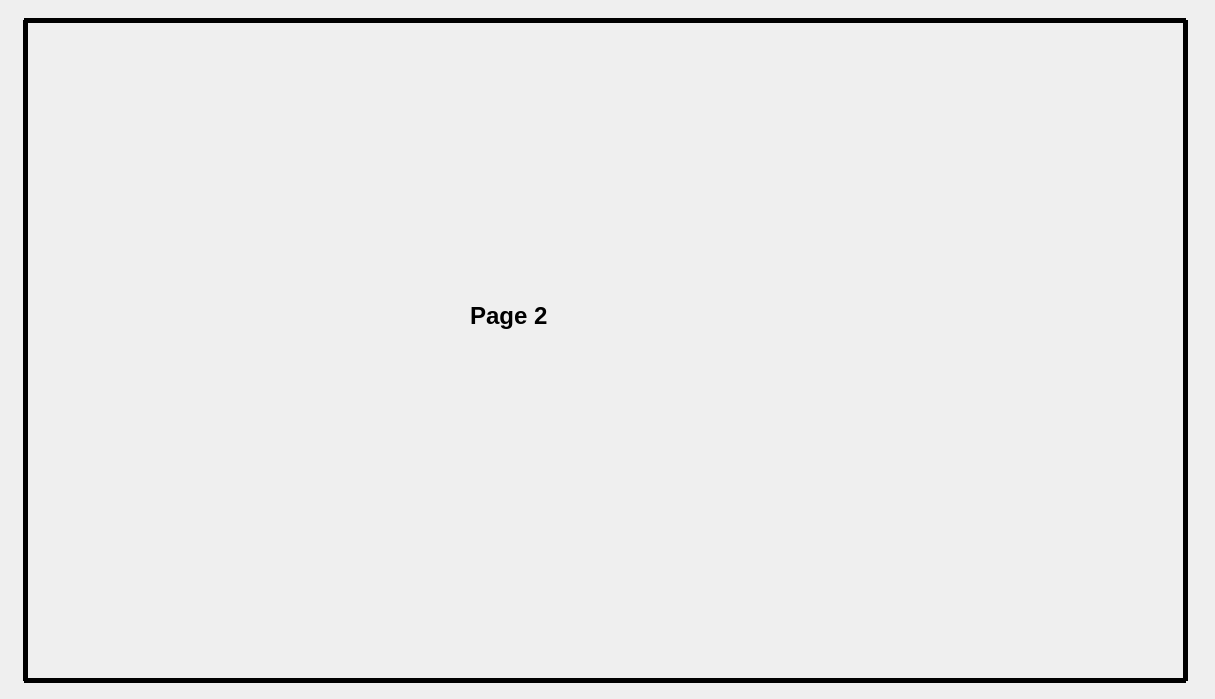
First picture: the form in UI/TimeTrackSuite/form.ui, repository VishalRashmika/time-track-suite, before the edit.
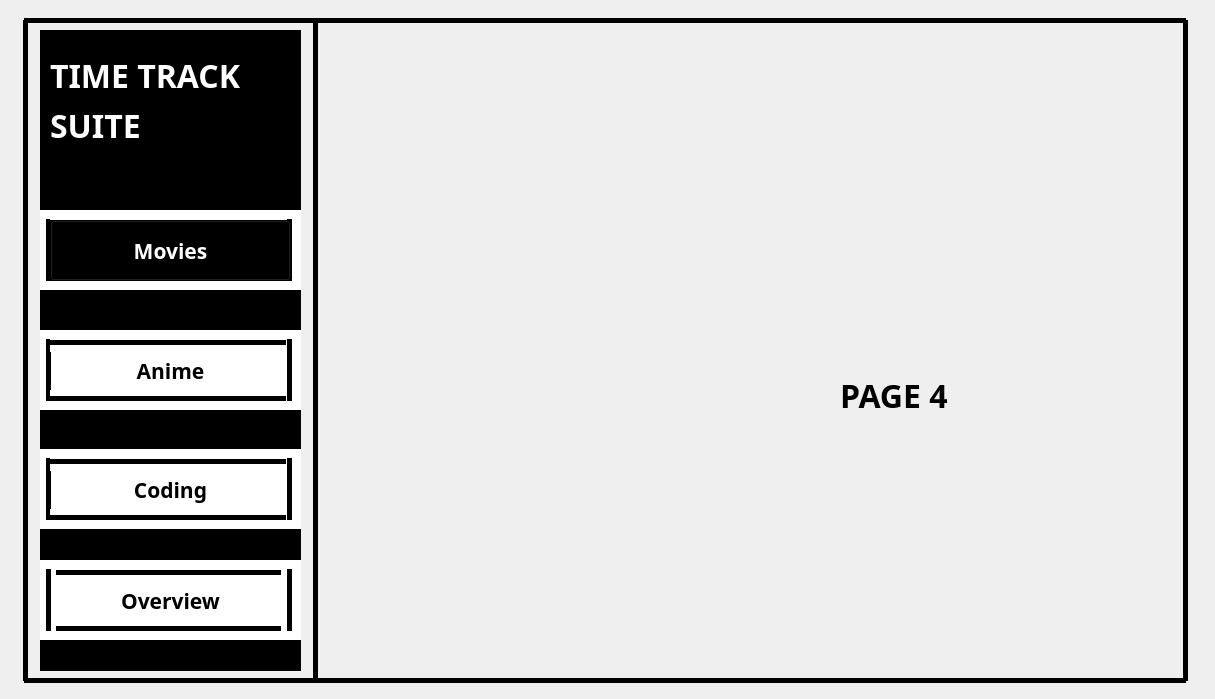
Second picture: the form after the edit. The open tabs and pages were chosen to show the change. Icons and pictures are not drawn.

Patch:
```diff
--- a/UI/TimeTrackSuite/form.ui
+++ b/UI/TimeTrackSuite/form.ui
@@ -601,25 +601,6 @@
     </widget>
    </widget>
    <widget class="QWidget" name="OperationsPage">
-    <widget class="QLabel" name="label_2">
-     <property name="geometry">
-      <rect>
-       <x>470</x>
-       <y>260</y>
-       <width>261</width>
-       <height>111</height>
-      </rect>
-     </property>
-     <property name="font">
-      <font>
-       <pointsize>18</pointsize>
-       <bold>true</bold>
-      </font>
-     </property>
-     <property name="text">
-      <string>Page 2</string>
-     </property>
-    </widget>
     <widget class="Line" name="line_6">
      <property name="geometry">
       <rect>
@@ -696,6 +677,724 @@
       <enum>Qt::Vertical</enum>
      </property>
     </widget>
+    <widget class="QWidget" name="widget" native="true">
+     <property name="geometry">
+      <rect>
+       <x>40</x>
+       <y>30</y>
+       <width>261</width>
+       <height>641</height>
+      </rect>
+     </property>
+     <property name="styleSheet">
+      <string notr="true">background-color: rgb(0, 0, 0);</string>
+     </property>
+     <widget class="QLabel" name="label_2">
+      <property name="geometry">
+       <rect>
+        <x>10</x>
+        <y>10</y>
+        <width>261</width>
+        <height>71</height>
+       </rect>
+      </property>
+      <property name="font">
+       <font>
+        <family>Cascadia Mono</family>
+        <pointsize>24</pointsize>
+        <bold>true</bold>
+       </font>
+      </property>
+      <property name="styleSheet">
+       <string notr="true">color: rgb(255, 255, 255);</string>
+      </property>
+      <property name="text">
+       <string>TIME TRACK</string>
+      </property>
+     </widget>
+     <widget class="QLabel" name="label_12">
+      <property name="geometry">
+       <rect>
+        <x>10</x>
+        <y>60</y>
+        <width>261</width>
+        <height>71</height>
+       </rect>
+      </property>
+      <property name="font">
+       <font>
+        <family>Cascadia Mono</family>
+        <pointsize>24</pointsize>
+        <bold>true</bold>
+       </font>
+      </property>
+      <property name="styleSheet">
+       <string notr="true">color: rgb(255, 255, 255);</string>
+      </property>
+      <property name="text">
+       <string>SUITE</string>
+      </property>
+     </widget>
+     <widget class="QWidget" name="widget_2" native="true">
+      <property name="geometry">
+       <rect>
+        <x>0</x>
+        <y>180</y>
+        <width>261</width>
+        <height>80</height>
+       </rect>
+      </property>
+      <property name="styleSheet">
+       <string notr="true">background-color: rgb(255, 255, 255);</string>
+      </property>
+      <widget class="Line" name="line_10">
+       <property name="geometry">
+        <rect>
+         <x>10</x>
+         <y>2</y>
+         <width>236</width>
+         <height>20</height>
+        </rect>
+       </property>
+       <property name="styleSheet">
+        <string notr="true">color: rgb(0, 0, 0);</string>
+       </property>
+       <property name="frameShadow">
+        <enum>QFrame::Plain</enum>
+       </property>
+       <property name="lineWidth">
+        <number>5</number>
+       </property>
+       <property name="orientation">
+        <enum>Qt::Horizontal</enum>
+       </property>
+      </widget>
+      <widget class="Line" name="line_11">
+       <property name="geometry">
+        <rect>
+         <x>10</x>
+         <y>60</y>
+         <width>236</width>
+         <height>16</height>
+        </rect>
+       </property>
+       <property name="styleSheet">
+        <string notr="true">color: rgb(0, 0, 0);</string>
+       </property>
+       <property name="frameShadow">
+        <enum>QFrame::Plain</enum>
+       </property>
+       <property name="lineWidth">
+        <number>5</number>
+       </property>
+       <property name="orientation">
+        <enum>Qt::Horizontal</enum>
+       </property>
+      </widget>
+      <widget class="Line" name="line_13">
+       <property name="geometry">
+        <rect>
+         <x>0</x>
+         <y>9</y>
+         <width>16</width>
+         <height>62</height>
+        </rect>
+       </property>
+       <property name="styleSheet">
+        <string notr="true">color: rgb(0, 0, 0);</string>
+       </property>
+       <property name="frameShadow">
+        <enum>QFrame::Plain</enum>
+       </property>
+       <property name="lineWidth">
+        <number>5</number>
+       </property>
+       <property name="orientation">
+        <enum>Qt::Vertical</enum>
+       </property>
+      </widget>
+      <widget class="Line" name="line_14">
+       <property name="geometry">
+        <rect>
+         <x>241</x>
+         <y>9</y>
+         <width>16</width>
+         <height>62</height>
+        </rect>
+       </property>
+       <property name="styleSheet">
+        <string notr="true">color: rgb(0, 0, 0);</string>
+       </property>
+       <property name="frameShadow">
+        <enum>QFrame::Plain</enum>
+       </property>
+       <property name="lineWidth">
+        <number>5</number>
+       </property>
+       <property name="orientation">
+        <enum>Qt::Vertical</enum>
+       </property>
+      </widget>
+      <widget class="QPushButton" name="btnMovies">
+       <property name="geometry">
+        <rect>
+         <x>10</x>
+         <y>10</y>
+         <width>241</width>
+         <height>61</height>
+        </rect>
+       </property>
+       <property name="font">
+        <font>
+         <family>Cascadia Code</family>
+         <pointsize>16</pointsize>
+         <bold>true</bold>
+        </font>
+       </property>
+       <property name="styleSheet">
+        <string notr="true">color: rgb(255, 255, 255);
+background-color: rgb(0, 0, 0);</string>
+       </property>
+       <property name="text">
+        <string>Movies</string>
+       </property>
+       <property name="flat">
+        <bool>false</bool>
+       </property>
+      </widget>
+      <zorder>line_14</zorder>
+      <zorder>line_13</zorder>
+      <zorder>line_10</zorder>
+      <zorder>line_11</zorder>
+      <zorder>btnMovies</zorder>
+     </widget>
+     <widget class="QWidget" name="widget_3" native="true">
+      <property name="geometry">
+       <rect>
+        <x>0</x>
+        <y>300</y>
+        <width>261</width>
+        <height>80</height>
+       </rect>
+      </property>
+      <property name="styleSheet">
+       <string notr="true">background-color: rgb(255, 255, 255);</string>
+      </property>
+      <widget class="Line" name="line_17">
+       <property name="geometry">
+        <rect>
+         <x>10</x>
+         <y>60</y>
+         <width>236</width>
+         <height>16</height>
+        </rect>
+       </property>
+       <property name="styleSheet">
+        <string notr="true">color: rgb(0, 0, 0);</string>
+       </property>
+       <property name="frameShadow">
+        <enum>QFrame::Plain</enum>
+       </property>
+       <property name="lineWidth">
+        <number>5</number>
+       </property>
+       <property name="orientation">
+        <enum>Qt::Horizontal</enum>
+       </property>
+      </widget>
+      <widget class="Line" name="line_12">
+       <property name="geometry">
+        <rect>
+         <x>10</x>
+         <y>2</y>
+         <width>236</width>
+         <height>20</height>
+        </rect>
+       </property>
+       <property name="styleSheet">
+        <string notr="true">color: rgb(0, 0, 0);</string>
+       </property>
+       <property name="frameShadow">
+        <enum>QFrame::Plain</enum>
+       </property>
+       <property name="lineWidth">
+        <number>5</number>
+       </property>
+       <property name="orientation">
+        <enum>Qt::Horizontal</enum>
+       </property>
+      </widget>
+      <widget class="Line" name="line_15">
+       <property name="geometry">
+        <rect>
+         <x>0</x>
+         <y>9</y>
+         <width>16</width>
+         <height>62</height>
+        </rect>
+       </property>
+       <property name="styleSheet">
+        <string notr="true">color: rgb(0, 0, 0);</string>
+       </property>
+       <property name="frameShadow">
+        <enum>QFrame::Plain</enum>
+       </property>
+       <property name="lineWidth">
+        <number>5</number>
+       </property>
+       <property name="orientation">
+        <enum>Qt::Vertical</enum>
+       </property>
+      </widget>
+      <widget class="Line" name="line_16">
+       <property name="geometry">
+        <rect>
+         <x>241</x>
+         <y>9</y>
+         <width>16</width>
+         <height>62</height>
+        </rect>
+       </property>
+       <property name="styleSheet">
+        <string notr="true">color: rgb(0, 0, 0);</string>
+       </property>
+       <property name="frameShadow">
+        <enum>QFrame::Plain</enum>
+       </property>
+       <property name="lineWidth">
+        <number>5</number>
+       </property>
+       <property name="orientation">
+        <enum>Qt::Vertical</enum>
+       </property>
+      </widget>
+      <widget class="QPushButton" name="btnAnime">
+       <property name="geometry">
+        <rect>
+         <x>10</x>
+         <y>10</y>
+         <width>241</width>
+         <height>61</height>
+        </rect>
+       </property>
+       <property name="font">
+        <font>
+         <family>Cascadia Code</family>
+         <pointsize>16</pointsize>
+         <bold>true</bold>
+        </font>
+       </property>
+       <property name="styleSheet">
+        <string notr="true">background-color: rgb(255, 255, 255);
+color: rgb(0, 0, 0);</string>
+       </property>
+       <property name="text">
+        <string>Anime</string>
+       </property>
+       <property name="flat">
+        <bool>true</bool>
+       </property>
+      </widget>
+      <zorder>line_16</zorder>
+      <zorder>line_15</zorder>
+      <zorder>line_17</zorder>
+      <zorder>line_12</zorder>
+      <zorder>btnAnime</zorder>
+     </widget>
+     <widget class="QWidget" name="widget_4" native="true">
+      <property name="geometry">
+       <rect>
+        <x>0</x>
+        <y>419</y>
+        <width>261</width>
+        <height>80</height>
+       </rect>
+      </property>
+      <property name="styleSheet">
+       <string notr="true">background-color: rgb(255, 255, 255);</string>
+      </property>
+      <widget class="Line" name="line_22">
+       <property name="geometry">
+        <rect>
+         <x>10</x>
+         <y>2</y>
+         <width>236</width>
+         <height>20</height>
+        </rect>
+       </property>
+       <property name="styleSheet">
+        <string notr="true">color: rgb(0, 0, 0);</string>
+       </property>
+       <property name="frameShadow">
+        <enum>QFrame::Plain</enum>
+       </property>
+       <property name="lineWidth">
+        <number>5</number>
+       </property>
+       <property name="orientation">
+        <enum>Qt::Horizontal</enum>
+       </property>
+      </widget>
+      <widget class="Line" name="line_23">
+       <property name="geometry">
+        <rect>
+         <x>10</x>
+         <y>60</y>
+         <width>236</width>
+         <height>16</height>
+        </rect>
+       </property>
+       <property name="styleSheet">
+        <string notr="true">color: rgb(0, 0, 0);</string>
+       </property>
+       <property name="frameShadow">
+        <enum>QFrame::Plain</enum>
+       </property>
+       <property name="lineWidth">
+        <number>5</number>
+       </property>
+       <property name="orientation">
+        <enum>Qt::Horizontal</enum>
+       </property>
+      </widget>
+      <widget class="Line" name="line_24">
+       <property name="geometry">
+        <rect>
+         <x>0</x>
+         <y>9</y>
+         <width>16</width>
+         <height>62</height>
+        </rect>
+       </property>
+       <property name="styleSheet">
+        <string notr="true">color: rgb(0, 0, 0);</string>
+       </property>
+       <property name="frameShadow">
+        <enum>QFrame::Plain</enum>
+       </property>
+       <property name="lineWidth">
+        <number>5</number>
+       </property>
+       <property name="orientation">
+        <enum>Qt::Vertical</enum>
+       </property>
+      </widget>
+      <widget class="Line" name="line_25">
+       <property name="geometry">
+        <rect>
+         <x>241</x>
+         <y>9</y>
+         <width>16</width>
+         <height>62</height>
+        </rect>
+       </property>
+       <property name="styleSheet">
+        <string notr="true">color: rgb(0, 0, 0);</string>
+       </property>
+       <property name="frameShadow">
+        <enum>QFrame::Plain</enum>
+       </property>
+       <property name="lineWidth">
+        <number>5</number>
+       </property>
+       <property name="orientation">
+        <enum>Qt::Vertical</enum>
+       </property>
+      </widget>
+      <widget class="QPushButton" name="btnCoding">
+       <property name="geometry">
+        <rect>
+         <x>10</x>
+         <y>10</y>
+         <width>241</width>
+         <height>61</height>
+        </rect>
+       </property>
+       <property name="font">
+        <font>
+         <family>Cascadia Code</family>
+         <pointsize>16</pointsize>
+         <bold>true</bold>
+        </font>
+       </property>
+       <property name="styleSheet">
+        <string notr="true">background-color: rgb(255, 255, 255);
+color: rgb(0, 0, 0);</string>
+       </property>
+       <property name="text">
+        <string>Coding</string>
+       </property>
+       <property name="flat">
+        <bool>true</bool>
+       </property>
+      </widget>
+      <zorder>line_25</zorder>
+      <zorder>line_24</zorder>
+      <zorder>line_22</zorder>
+      <zorder>line_23</zorder>
+      <zorder>btnCoding</zorder>
+     </widget>
+     <widget class="QWidget" name="widget_5" native="true">
+      <property name="geometry">
+       <rect>
+        <x>0</x>
+        <y>530</y>
+        <width>261</width>
+        <height>80</height>
+       </rect>
+      </property>
+      <property name="styleSheet">
+       <string notr="true">background-color: rgb(255, 255, 255);</string>
+      </property>
+      <widget class="Line" name="line_27">
+       <property name="geometry">
+        <rect>
+         <x>10</x>
+         <y>2</y>
+         <width>236</width>
+         <height>20</height>
+        </rect>
+       </property>
+       <property name="styleSheet">
+        <string notr="true">color: rgb(0, 0, 0);</string>
+       </property>
+       <property name="frameShadow">
+        <enum>QFrame::Plain</enum>
+       </property>
+       <property name="lineWidth">
+        <number>5</number>
+       </property>
+       <property name="orientation">
+        <enum>Qt::Horizontal</enum>
+       </property>
+      </widget>
+      <widget class="Line" name="line_28">
+       <property name="geometry">
+        <rect>
+         <x>10</x>
+         <y>60</y>
+         <width>236</width>
+         <height>16</height>
+        </rect>
+       </property>
+       <property name="styleSheet">
+        <string notr="true">color: rgb(0, 0, 0);</string>
+       </property>
+       <property name="frameShadow">
+        <enum>QFrame::Plain</enum>
+       </property>
+       <property name="lineWidth">
+        <number>5</number>
+       </property>
+       <property name="orientation">
+        <enum>Qt::Horizontal</enum>
+       </property>
+      </widget>
+      <widget class="Line" name="line_29">
+       <property name="geometry">
+        <rect>
+         <x>0</x>
+         <y>9</y>
+         <width>16</width>
+         <height>62</height>
+        </rect>
+       </property>
+       <property name="styleSheet">
+        <string notr="true">color: rgb(0, 0, 0);</string>
+       </property>
+       <property name="frameShadow">
+        <enum>QFrame::Plain</enum>
+       </property>
+       <property name="lineWidth">
+        <number>5</number>
+       </property>
+       <property name="orientation">
+        <enum>Qt::Vertical</enum>
+       </property>
+      </widget>
+      <widget class="Line" name="line_30">
+       <property name="geometry">
+        <rect>
+         <x>241</x>
+         <y>9</y>
+         <width>16</width>
+         <height>62</height>
+        </rect>
+       </property>
+       <property name="styleSheet">
+        <string notr="true">color: rgb(0, 0, 0);</string>
+       </property>
+       <property name="frameShadow">
+        <enum>QFrame::Plain</enum>
+       </property>
+       <property name="lineWidth">
+        <number>5</number>
+       </property>
+       <property name="orientation">
+        <enum>Qt::Vertical</enum>
+       </property>
+      </widget>
+      <widget class="QPushButton" name="btnOverview">
+       <property name="geometry">
+        <rect>
+         <x>10</x>
+         <y>10</y>
+         <width>241</width>
+         <height>61</height>
+        </rect>
+       </property>
+       <property name="font">
+        <font>
+         <family>Cascadia Code</family>
+         <pointsize>16</pointsize>
+         <bold>true</bold>
+        </font>
+       </property>
+       <property name="styleSheet">
+        <string notr="true">background-color: rgb(255, 255, 255);
+color: rgb(0, 0, 0);</string>
+       </property>
+       <property name="text">
+        <string>Overview</string>
+       </property>
+       <property name="flat">
+        <bool>true</bool>
+       </property>
+      </widget>
+     </widget>
+    </widget>
+    <widget class="Line" name="line_26">
+     <property name="geometry">
+      <rect>
+       <x>300</x>
+       <y>20</y>
+       <width>31</width>
+       <height>661</height>
+      </rect>
+     </property>
+     <property name="frameShadow">
+      <enum>QFrame::Plain</enum>
+     </property>
+     <property name="lineWidth">
+      <number>5</number>
+     </property>
+     <property name="orientation">
+      <enum>Qt::Vertical</enum>
+     </property>
+    </widget>
+    <widget class="QStackedWidget" name="SelectStack">
+     <property name="geometry">
+      <rect>
+       <x>320</x>
+       <y>30</y>
+       <width>861</width>
+       <height>641</height>
+      </rect>
+     </property>
+     <property name="currentIndex">
+      <number>3</number>
+     </property>
+     <widget class="QWidget" name="MoviePage">
+      <widget class="QLabel" name="label_13">
+       <property name="geometry">
+        <rect>
+         <x>260</x>
+         <y>170</y>
+         <width>261</width>
+         <height>71</height>
+        </rect>
+       </property>
+       <property name="font">
+        <font>
+         <family>Cascadia Mono</family>
+         <pointsize>24</pointsize>
+         <bold>true</bold>
+        </font>
+       </property>
+       <property name="styleSheet">
+        <string notr="true">color: rgb(0,0,0);</string>
+       </property>
+       <property name="text">
+        <string>PAGE 1</string>
+       </property>
+      </widget>
+     </widget>
+     <widget class="QWidget" name="AnimePage">
+      <widget class="QLabel" name="label_14">
+       <property name="geometry">
+        <rect>
+         <x>500</x>
+         <y>260</y>
+         <width>261</width>
+         <height>71</height>
+        </rect>
+       </property>
+       <property name="font">
+        <font>
+         <family>Cascadia Mono</family>
+         <pointsize>24</pointsize>
+         <bold>true</bold>
+        </font>
+       </property>
+       <property name="styleSheet">
+        <string notr="true">color: rgb(0,0,0);</string>
+       </property>
+       <property name="text">
+        <string>PAGE 2</string>
+       </property>
+      </widget>
+     </widget>
+     <widget class="QWidget" name="CodingPage">
+      <widget class="QLabel" name="label_15">
+       <property name="geometry">
+        <rect>
+         <x>310</x>
+         <y>390</y>
+         <width>261</width>
+         <height>71</height>
+        </rect>
+       </property>
+       <property name="font">
+        <font>
+         <family>Cascadia Mono</family>
+         <pointsize>24</pointsize>
+         <bold>true</bold>
+        </font>
+       </property>
+       <property name="styleSheet">
+        <string notr="true">color: rgb(0,0,0);</string>
+       </property>
+       <property name="text">
+        <string>PAGE 3</string>
+       </property>
+      </widget>
+     </widget>
+     <widget class="QWidget" name="OverviewPage">
+      <widget class="QLabel" name="label_16">
+       <property name="geometry">
+        <rect>
+         <x>520</x>
+         <y>330</y>
+         <width>261</width>
+         <height>71</height>
+        </rect>
+       </property>
+       <property name="font">
+        <font>
+         <family>Cascadia Mono</family>
+         <pointsize>24</pointsize>
+         <bold>true</bold>
+        </font>
+       </property>
+       <property name="styleSheet">
+        <string notr="true">color: rgb(0,0,0);</string>
+       </property>
+       <property name="text">
+        <string>PAGE 4</string>
+       </property>
+      </widget>
+     </widget>
+    </widget>
    </widget>
   </widget>
  </widget>
```
Left out of the diff: 2 changed lines with no effect on the pictures.
